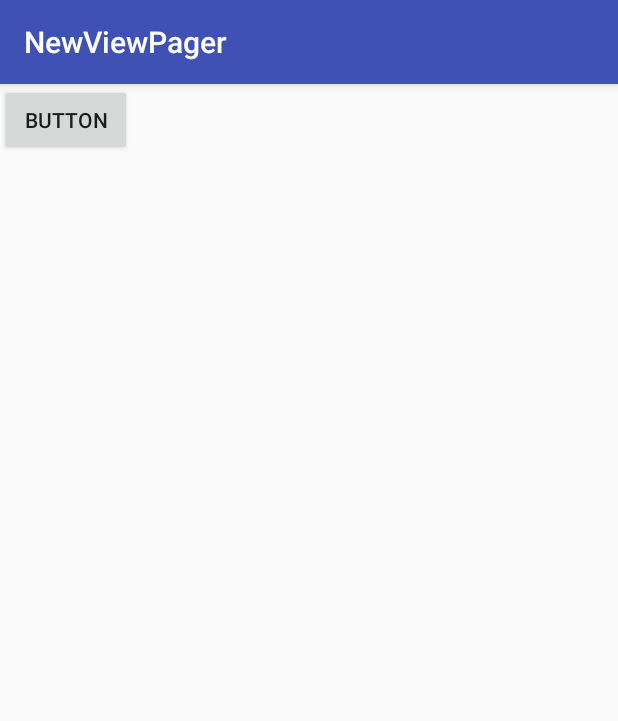
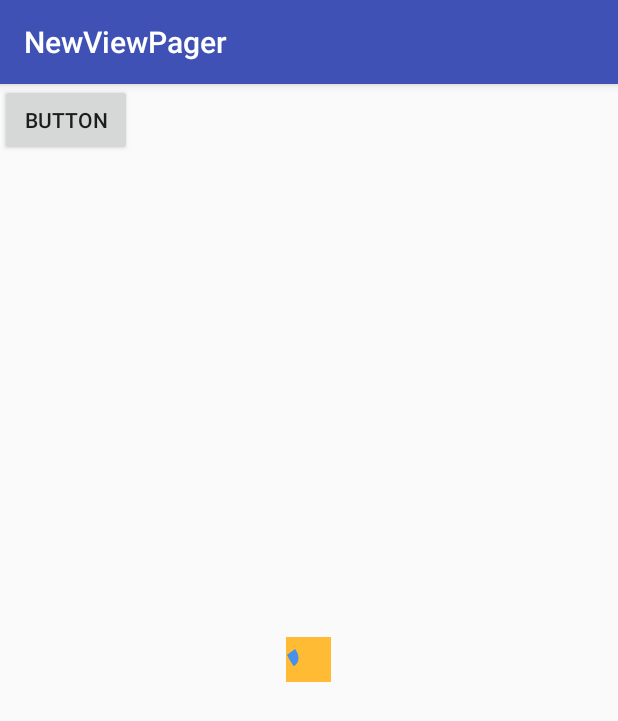
Before and after one commit to uni7corn/Widget, an Android app: the screen it shows after launch (TestActivity), after a tap on "BUTTON", on a phone screen of 412 x 824 dp. Shown: the top 721 px of the screen. Run offline under Robolectric (Android 15) with nearby library versions, the phone set to English and light mode, and no system bars.

Commit message:
初始化一个 voice 功能

```diff
--- a/app/src/main/java/com/szzh/audio/newviewpager/TestActivity.java
+++ b/app/src/main/java/com/szzh/audio/newviewpager/TestActivity.java
@@ -3,30 +3,56 @@ package com.szzh.audio.newviewpager;
 import android.os.Bundle;
 import android.support.annotation.Nullable;
 import android.support.v7.app.AppCompatActivity;
+import android.util.Log;
 import android.view.View;
 
-import com.szzh.audio.newviewpager.progress.LoadingProgress;
+import com.szzh.audio.newviewpager.progress.VoiceProgress;
 
 /**
  * Created by jzz
  * on 2017/4/12.
- *
+ * <p>
  * desc:
  */
 
 public class TestActivity extends AppCompatActivity {
+
+    private static final String TAG = "TestActivity";
 
     @Override
     protected void onCreate(@Nullable Bundle savedInstanceState) {
         super.onCreate(savedInstanceState);
         setContentView(R.layout.activity_main);
 
-        final LoadingProgress progressBar = (LoadingProgress) findViewById(R.id.viewPager);
+        final VoiceProgress progressBar = (VoiceProgress) findViewById(R.id.viewPager);
+
+        progressBar.setOnClickListener(new View.OnClickListener() {
+            @Override
+            public void onClick(View v) {
+                Log.e(TAG, "onClick: ----->");
+                if (v.getTag() == null) {
+                    progressBar.play();
+                    v.setTag(true);
+                } else {
+                    progressBar.stop();
+                    v.setTag(null);
+                }
+            }
+        });
 
         findViewById(R.id.button2).setOnClickListener(new View.OnClickListener() {
             @Override
             public void onClick(View v) {
-                progressBar.cancel();
+
+                if (v.getTag() == null) {
+                    progressBar.play();
+                    v.setTag(true);
+                } else {
+                    progressBar.stop();
+                    v.setTag(null);
+                }
+
+
             }
         });
     }
--- /dev/null
+++ b/app/src/main/java/com/szzh/audio/newviewpager/progress/VoiceProgress.java
@@ -0,0 +1,156 @@
+package com.szzh.audio.newviewpager.progress;
+
+import android.content.Context;
+import android.graphics.Canvas;
+import android.graphics.Color;
+import android.graphics.Paint;
+import android.graphics.Path;
+import android.support.annotation.Nullable;
+import android.util.AttributeSet;
+import android.view.View;
+
+import com.szzh.audio.newviewpager.R;
+
+
+/**
+ * Created by jzz
+ * on 2017/5/5.
+ * <p>
+ * desc:
+ */
+
+public class VoiceProgress extends View implements Runnable {
+
+    private Paint mPaint;
+    private int centerX;
+    private int centerY;
+
+    private int width;
+    private int height;
+
+    private int progress;
+
+    private boolean isPlay;
+
+    public VoiceProgress(Context context) {
+        this(context, null);
+    }
+
+    public VoiceProgress(Context context, @Nullable AttributeSet attrs) {
+        this(context, attrs, 0);
+    }
+
+    public VoiceProgress(Context context, @Nullable AttributeSet attrs, int defStyleAttr) {
+        super(context, attrs, defStyleAttr);
+        init(context, attrs, defStyleAttr);
+    }
+
+    private void init(Context context, AttributeSet attrs, int defStyleAttr) {
+
+        Paint paint = new Paint(Paint.ANTI_ALIAS_FLAG | Paint.DITHER_FLAG);
+        paint.setColor(Color.GRAY);
+        paint.setStyle(Paint.Style.STROKE);
+        // paint.setStrokeCap(Paint.Cap.ROUND);
+        //paint.setStrokeWidth(1.0f);
+        paint.setColor(getResources().getColor(R.color.pathColor));
+        paint.setStrokeWidth(10.0f);
+
+        this.mPaint = paint;
+    }
+
+
+    @Override
+    protected void onSizeChanged(int w, int h, int oldw, int oldh) {
+        super.onSizeChanged(w, h, oldw, oldh);
+
+        int paddingTop = getPaddingTop();
+        int paddingBottom = getPaddingBottom();
+        int paddingLeft = getPaddingLeft();
+        int paddingRight = getPaddingRight();
+
+        int contentWidth = w - paddingLeft - paddingRight;
+        int contentHeight = h - paddingTop - paddingBottom;
+
+        centerX = contentWidth >> 1;
+        centerY = contentHeight >> 1;
+
+        width = contentWidth / 8;
+        height = contentHeight / 8;
+
+
+    }
+
+
+    @Override
+    protected void onDraw(Canvas canvas) {
+        super.onDraw(canvas);
+
+        // 画坐标系
+//        Path path1 = new Path();
+//        mPaint.setStrokeWidth(1.0f);
+//        mPaint.setColor(Color.GRAY);
+//
+//        path1.moveTo(0, centerY);
+//        path1.lineTo(getWidth(), centerY);
+//
+//        //画 x 轴
+//        canvas.drawPath(path1, mPaint);
+//
+//        Path path2 = new Path();
+//        path2.moveTo(centerX, 0);
+//        path2.lineTo(centerX, getHeight());
+//
+//        //画 y 轴
+//        canvas.drawPath(path2, mPaint);
+
+        if (progress == 0 || progress == 1 || progress == 2 || progress == 3) {
+
+            Path p1 = new Path();
+            p1.moveTo(width, height * 3);
+            p1.quadTo(width * 2, centerY, width, height * 5);
+            p1.lineTo(width, height * 5);
+            canvas.drawPath(p1, mPaint);
+        }
+
+        if (progress == 0 || progress == 2 || progress == 3) {
+            Path p2 = new Path();
+            p2.moveTo(width * 2, height * 2);
+            p2.quadTo(width * 4, centerY, width * 2, height * 6);
+            p2.lineTo(width * 2, height * 6);
+            canvas.drawPath(p2, mPaint);
+        }
+
+        if (progress == 0 || progress == 3) {
+            Path p3 = new Path();
+            p3.moveTo(width * 3, height);
+            p3.quadTo(width * 6, centerY, width * 3, height * 7);
+            p3.lineTo(width * 3, height * 7);
+            canvas.drawPath(p3, mPaint);
+        }
+
+        if (isPlay)
+            play();
+    }
+
+    public void play() {
+        isPlay = true;
+        postDelayed(this, 400);
+    }
+
+    public void stop() {
+        isPlay = false;
+        removeCallbacks(this);
+        progress = 0;
+        invalidate();
+    }
+
+    @Override
+    public void run() {
+        progress++;
+        if (progress == 3) {
+            progress = 0;
+        }
+        invalidate();
+    }
+
+}
--- a/app/src/main/res/layout/activity_main.xml
+++ b/app/src/main/res/layout/activity_main.xml
@@ -8,15 +8,16 @@
     tools:context="com.szzh.audio.newviewpager.indicator.MainActivity">
 
     <Button
-            android:text="Button"
+        android:id="@+id/button2"
         android:layout_width="wrap_content"
         android:layout_height="wrap_content"
-            android:id="@+id/button2"/>
+        android:text="Button"/>
 
-    <com.szzh.audio.newviewpager.progress.LoadingProgress
+    <com.szzh.audio.newviewpager.progress.VoiceProgress
         android:id="@+id/viewPager"
+        android:layout_width="30dp"
+        android:layout_height="30dp"
         android:layout_gravity="center"
-            android:layout_width="60dp"
-            android:layout_height="60dp"/>
+        android:background="@android:color/holo_orange_light"/>
 
 </FrameLayout>
```
Lines whose indentation alone changed are shown as unchanged.
